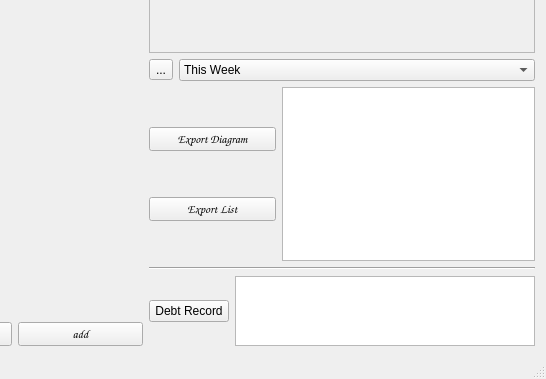
Before: the Qt Designer form mainwindow.ui in likicode/accounting_proj, drawn with Qt 5; both pictures show x 254 to 800 and y 221 to 600 of the 800 by 600 pixel window.
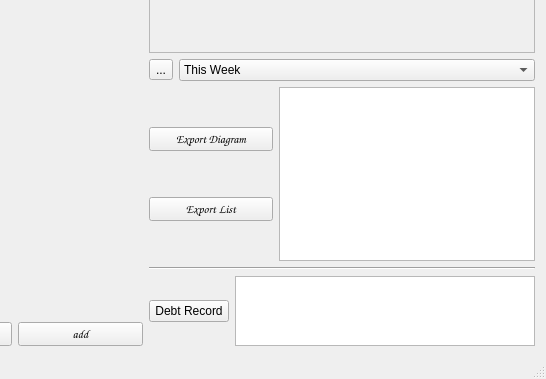
After: the same form once the commit is applied. Icons and pictures are not drawn.

The edit to the form file:
```diff
--- a/mainwindow.ui
+++ b/mainwindow.ui
@@ -207,7 +207,7 @@
            </layout>
           </item>
           <item>
-           <layout class="QHBoxLayout" name="horizontalLayout_2" stretch="1,2">
+           <layout class="QHBoxLayout" name="horizontalLayout_2" stretch="1,0">
             <item>
              <layout class="QVBoxLayout" name="verticalLayout_9">
               <item>
@@ -241,7 +241,7 @@
              </layout>
             </item>
             <item>
-             <widget class="QGraphicsView" name="graphicsView_3"/>
+             <widget class="QTableView" name="tableView"/>
             </item>
            </layout>
           </item>
```
Left out of the diff: 4 changed lines with no effect on the pictures.
